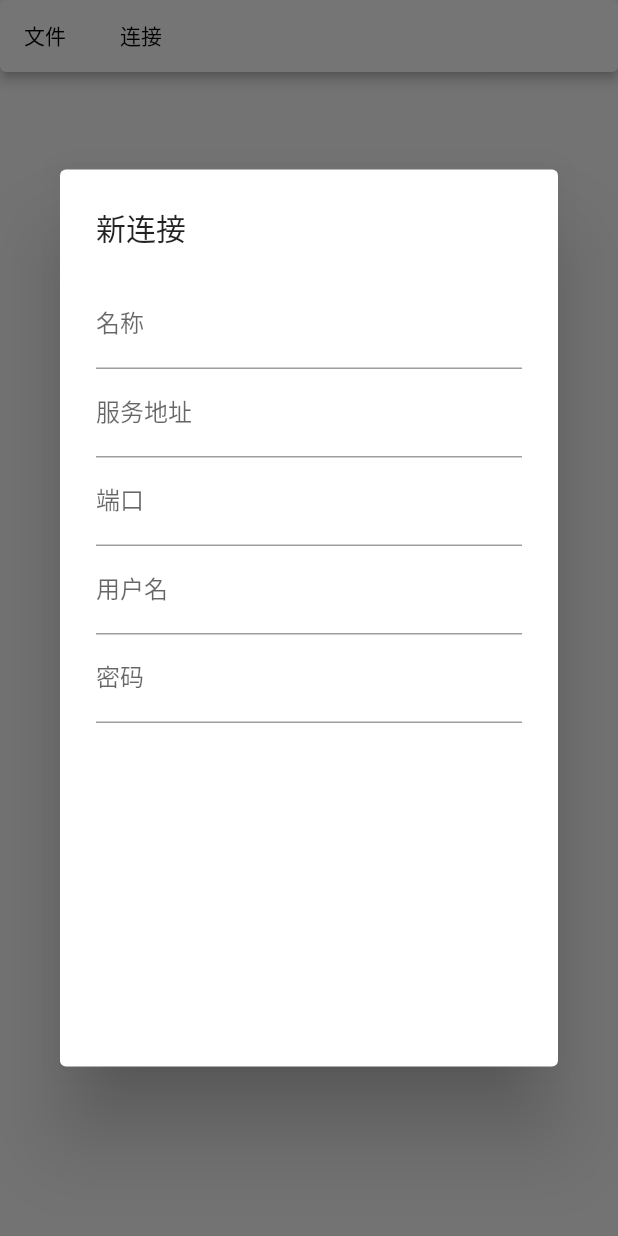
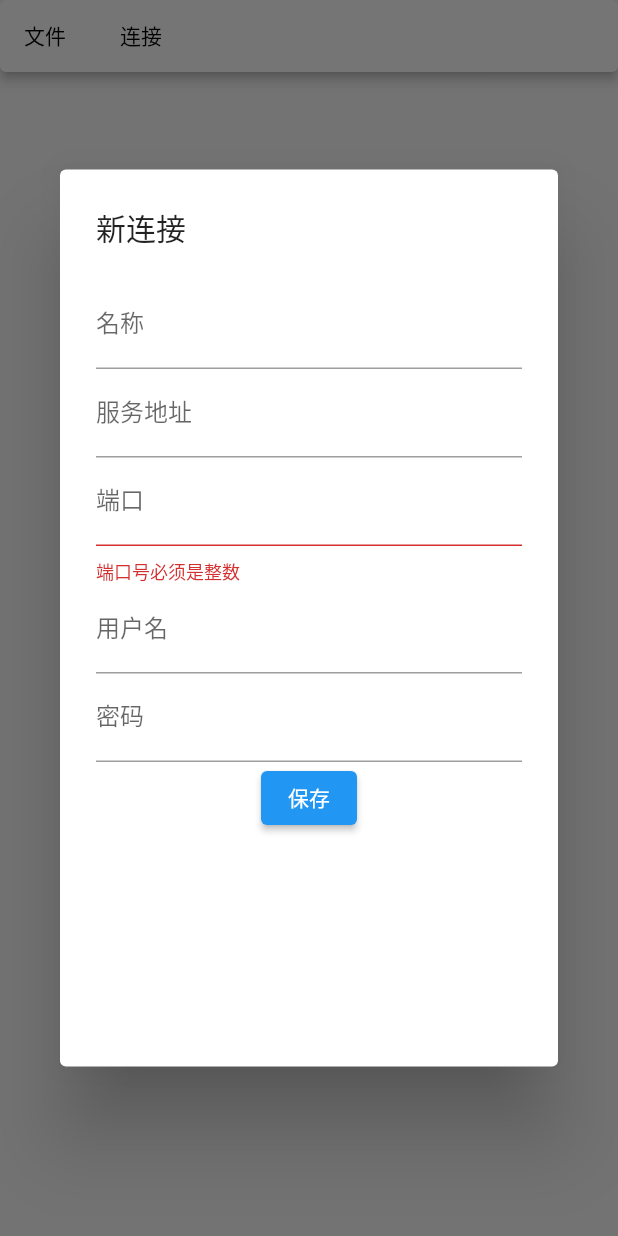
Before and after one commit to benxincaomu/redis-gui, a Flutter app: the screen it shows after launch, after a tap on "文件", after a tap on "新连接", on a phone screen of 412 x 824 dp. Run offline on Flutter 3.47's test engine with Material 2 defaults, Android fonts, the phone set to English and light mode, and no system bars; our stand-ins replace sqflite_common_ffi; missing offline and left inert: redis; accounts and stored records are empty.

Commit message:
保存连接信息

```diff
--- a/lib/ds/conn_info_map_sqlite.dart
+++ b/lib/ds/conn_info_map_sqlite.dart
@@ -2,9 +2,9 @@ import 'sqlite_op.dart';
 import 'redis_connection_info.dart';
 
 class ConnInfoMapSqlite {
-  var database = SqliteOp(databseName: 'redis').openSqliteDatabase();
+  var database = SqliteOp(databseName: 'redis.db').openSqliteDatabase();
   ConnInfoMapSqlite() {
-    checkOrCreateTable();
+    //checkOrCreateTable();
   }
 
   void checkOrCreateTable() async {
--- a/lib/ds/sqlite_op.dart
+++ b/lib/ds/sqlite_op.dart
@@ -1,9 +1,7 @@
-import 'dart:ffi';
-import 'dart:io';
 
 import 'package:path/path.dart';
 import "package:flutter/widgets.dart";
-import 'package:sqflite/sqflite.dart';
+import 'package:sqflite_common_ffi/sqflite_ffi.dart';
 
 class SqliteOp {
   final String databseName;
@@ -11,8 +9,20 @@ class SqliteOp {
   SqliteOp({required this.databseName});
   Future<Database> openSqliteDatabase() async {
     WidgetsFlutterBinding.ensureInitialized();
+    databaseFactory = databaseFactoryFfi;
     final database = openDatabase(
       join(await getDatabasesPath(), databseName),
+      version: 1,
+      onCreate: (db, version) => db.execute('''
+        CREATE TABLE IF NOT EXISTS conn_info(
+          id INTEGER PRIMARY KEY AUTOINCREMENT,
+          name TEXT,
+          host TEXT,
+          port INTEGER,
+          username TEXT,
+          password TEXT
+        )
+      '''),
     );
     this.database = database;
     return database;
--- a/lib/gui/connection_info_pannel.dart
+++ b/lib/gui/connection_info_pannel.dart
@@ -1,13 +1,20 @@
 import "package:flutter/material.dart";
+import '../ds/redis_connection_info.dart';
+import '../ds/conn_info_map_sqlite.dart';
 
 class ConnectionInfoPannel extends StatefulWidget {
+  //final state = ConnectionInfoPannelState();
   const ConnectionInfoPannel({super.key});
 
-  void save() {}
+  void save() {
+    //state.save();
+  }
+
   void cancel() {}
 
   @override
   State<StatefulWidget> createState() {
+    // ignore: no_logic_in_create_state
     return ConnectionInfoPannelState();
   }
 }
@@ -16,11 +23,12 @@ class ConnectionInfoPannelState extends State<ConnectionInfoPannel> {
   final _formKey = GlobalKey<FormState>();
   final nameController = TextEditingController();
   final hostController = TextEditingController();
-  final serverPortController = TextEditingController();
+  final portController = TextEditingController();
 
   final userNameController = TextEditingController();
 
   final passwordController = TextEditingController();
+  final connInfoMap = ConnInfoMapSqlite();
 
   @override
   Widget build(BuildContext context) {
@@ -46,11 +54,11 @@ class ConnectionInfoPannelState extends State<ConnectionInfoPannel> {
               border: UnderlineInputBorder(),
               labelText: "端口",
             ),
-              controller: serverPortController,
+            controller: portController,
             keyboardType: TextInputType.number,
             validator: (value) {
-                if (value == null ||
-                    value.isEmpty ||
+              if (value != null &&
+                  value.isNotEmpty &&
                   int.tryParse(value) != null) {
                 return null;
               }
@@ -71,6 +79,26 @@ class ConnectionInfoPannelState extends State<ConnectionInfoPannel> {
           controller: passwordController,
           obscureText: true,
         ),
-        ]));
+        ElevatedButton(
+            onPressed: () {
+              save();
+              Navigator.pop(context);
+            },
+            child: const Text("保存"))
+      ]),
+    );
+  }
+
+  Future<int> save() {
+    if (_formKey.currentState!.validate()) {
+      var conn = RedisConnectionInfo(
+          name: nameController.text,
+          host: hostController.text,
+          port: int.parse(portController.text),
+          userName: userNameController.text,
+          password: passwordController.text);
+      return connInfoMap.insertOne(conn);
+    } else {}
+    return Future.value(0);
   }
 }
--- a/lib/gui/home_gui.dart
+++ b/lib/gui/home_gui.dart
@@ -7,7 +7,7 @@ class HomeGui extends StatelessWidget {
   @override
   Widget build(BuildContext context) {
     return Column(
-      children: const [MenuBarGui()]
+      children: const [MenuBarGui(),]
     );
   }
 }
--- a/lib/gui/menubar_gui.dart
+++ b/lib/gui/menubar_gui.dart
@@ -17,23 +17,25 @@ class MenuBarGui extends StatelessWidget {
                   child: const MenuAcceleratorLabel("新连接"),
                   onPressed: () {
                     //showAboutDialog(context: context, applicationName: "New Connection");
+                    const connectionInfoPannel = ConnectionInfoPannel();
                     showDialog(
                         context: context,
                         builder: (context) => const AlertDialog(
-                            title: Text("新连接"),
-                            content: SizedBox(
-                              width: 500,
-                              height: 500,
-                              child: ConnectionInfoPannel(),
-                            )));
+                              title: Text("新连接"),
+                              content: SizedBox(
+                                width: 500,
+                                height: 500,
+                                child: connectionInfoPannel,
+                              ),
+
+                            ));
                   }),
               MenuItemButton(
                   child: const MenuAcceleratorLabel("退出"), onPressed: () {})
             ], child: const MenuAcceleratorLabel("文件")),
             SubmenuButton(menuChildren: <Widget>[
               MenuItemButton(
-                  child: const MenuAcceleratorLabel("快速连接"),
-                  onPressed: () {})
+                  child: const MenuAcceleratorLabel("快速连接"), onPressed: () {})
             ], child: const MenuAcceleratorLabel("连接"))
           ],
         ))
--- a/pubspec.yaml
+++ b/pubspec.yaml
@@ -14,6 +14,7 @@ dependencies:
   # sqlite3: ^1.11.0
   # sqlite3_flutter_libs: ^0.5.13
   sqflite: ^2.2.8
+  sqflite_common_ffi: ^2.2.5
   xterm: ^3.2.6
 
 dev_dependencies:
```
Also changed, not shown: pubspec.lock. Lines whose indentation alone changed are shown as unchanged.
